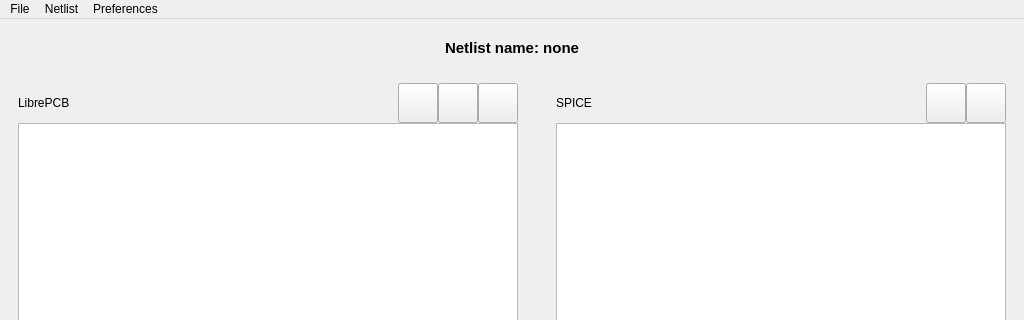
Qt form ui/mainwindow.ui (SirBlaz333/L2Spice) before a commit; both pictures show x 0 to 1024 and y 0 to 320 of the 1024 by 600 pixel window.
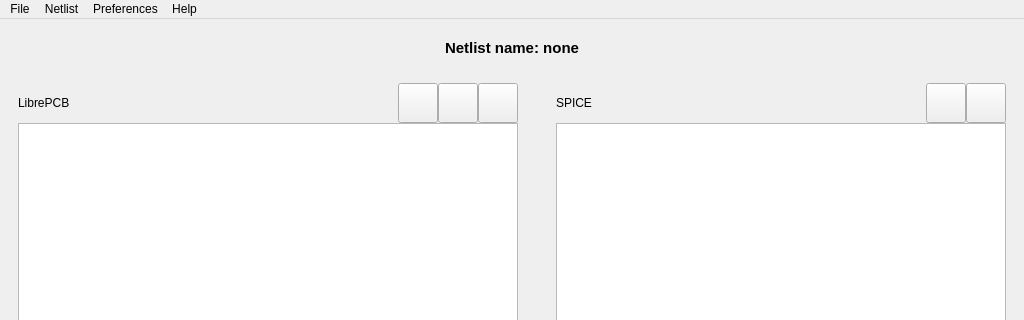
The same form after that commit. Icons and pictures are not drawn. Custom widgets are drawn as their Qt base class.

Commit message: Add ability to change subcircuit directory. Add Help menu with a link to user manual

The edit to the form file:
```diff
--- a/ui/mainwindow.ui
+++ b/ui/mainwindow.ui
@@ -603,9 +603,16 @@
     </property>
     <addaction name="actionOpenDirDialog"/>
    </widget>
+   <widget class="QMenu" name="menuHelp">
+    <property name="title">
+     <string>Help</string>
+    </property>
+    <addaction name="actionUserManual"/>
+   </widget>
    <addaction name="fileEdit"/>
    <addaction name="netlistEdit"/>
    <addaction name="preferencedEdit"/>
+   <addaction name="menuHelp"/>
   </widget>
   <action name="actionPreviousNetlist">
    <property name="text">
```
Left out of the diff: 5 changed lines with no effect on the pictures. The commit also changes 5 other files.
